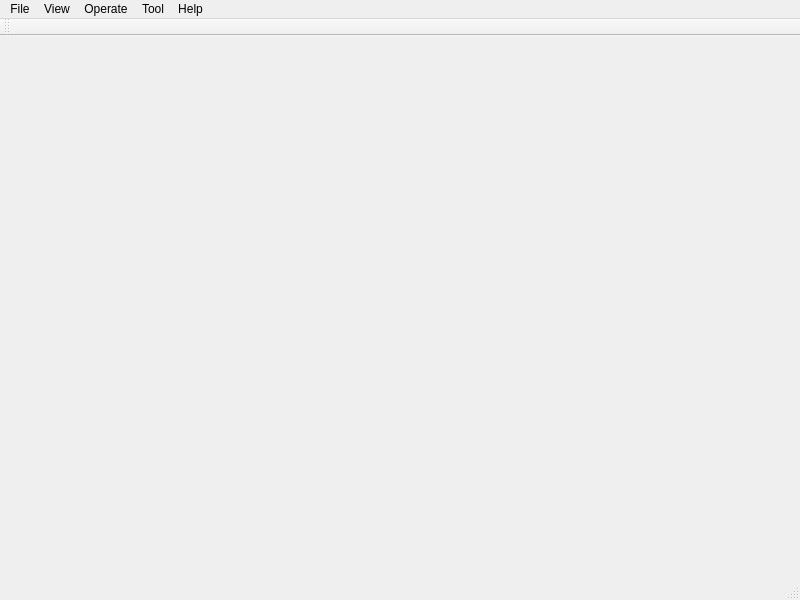
ww4u/mct-t4, file source/wnd/mainwindow.ui: the form before one commit.
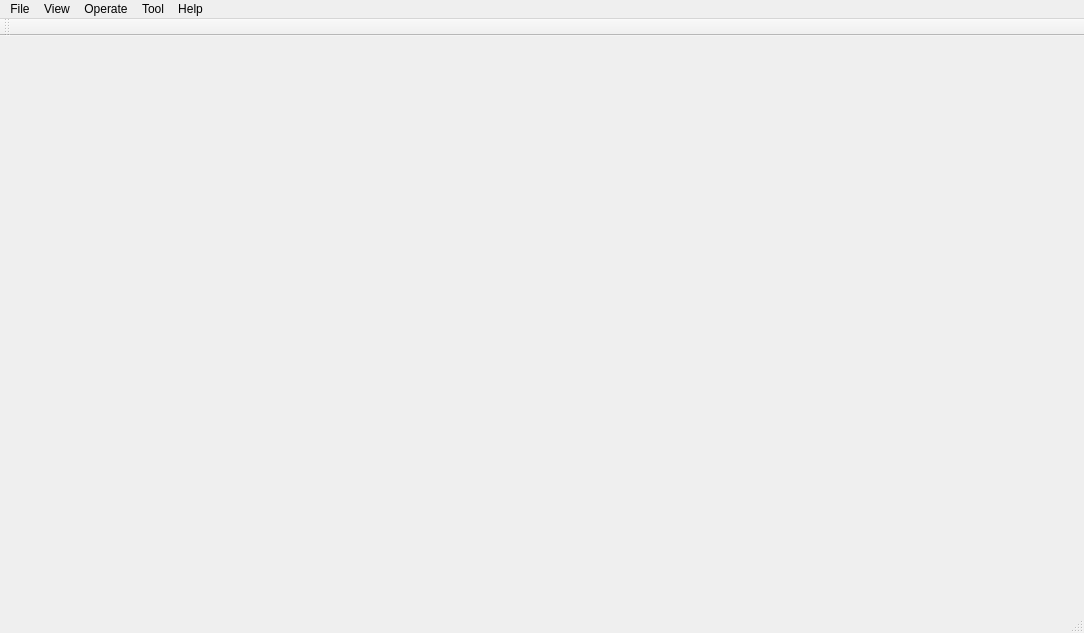
The form after the commit.

Patch:
```diff
--- a/source/wnd/mainwindow.ui
+++ b/source/wnd/mainwindow.ui
@@ -6,8 +6,8 @@
    <rect>
     <x>0</x>
     <y>0</y>
-    <width>800</width>
-    <height>600</height>
+    <width>1084</width>
+    <height>633</height>
    </rect>
   </property>
   <property name="windowTitle">
@@ -23,7 +23,7 @@
     <rect>
      <x>0</x>
      <y>0</y>
-     <width>800</width>
+     <width>1084</width>
      <height>23</height>
     </rect>
    </property>
```
